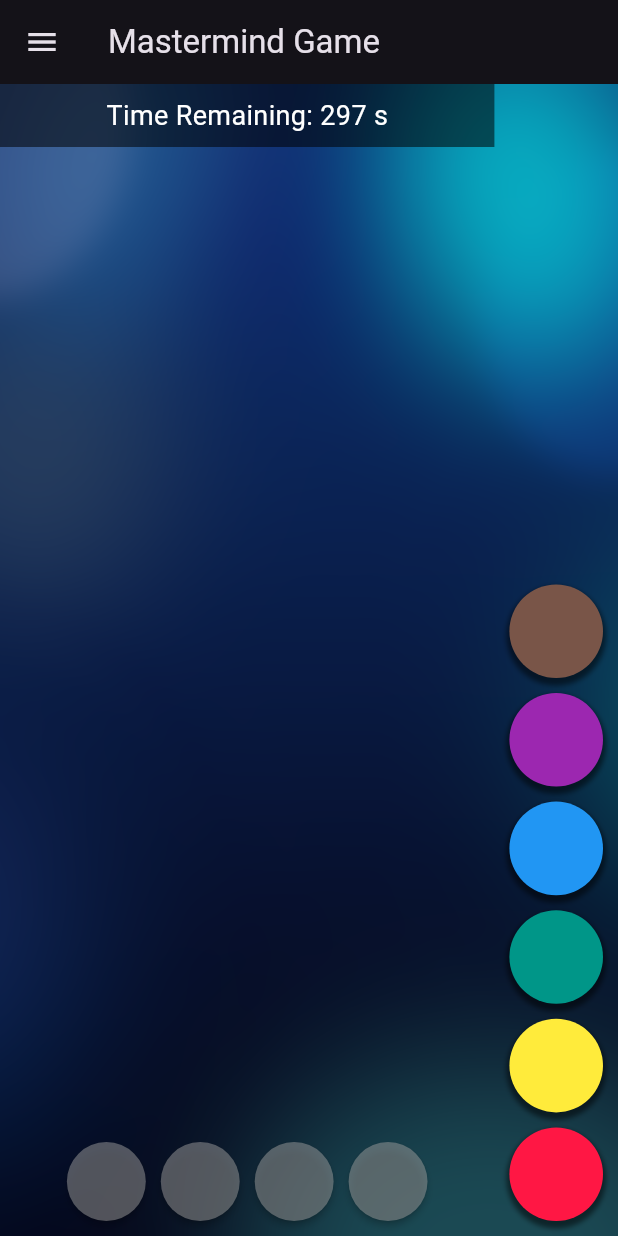
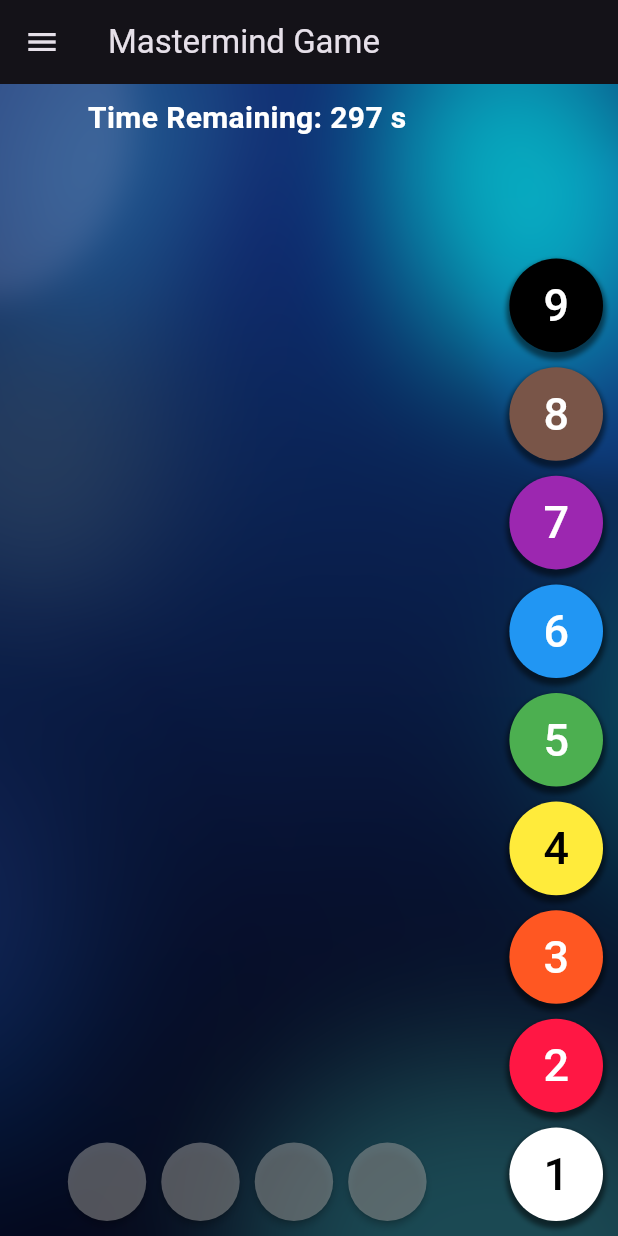
Before and after one commit to brubin25/mastermind-game, a Flutter app: the screen it shows once a user with an empty profile is signed in, on a phone screen of 412 x 824 dp. Run offline on Flutter 3.47's test engine with Material 3 defaults, Android fonts, the light colour scheme and no system bars; our stand-ins replace cloud_firestore, firebase_auth, firebase_core, google_sign_in; accounts and stored records are empty.

Commit message:
add feature: history records
add feature: history records for the current login user

```diff
--- a/lib/main.dart
+++ b/lib/main.dart
@@ -5,6 +5,7 @@ import 'package:firebase_auth/firebase_auth.dart';
 import 'firebase_options.dart';
 import 'ui/screen/login_screen.dart';
 import 'ui/screen/game.dart';
+import 'ui/screen/record_screen.dart';
 
 void main() async {
   WidgetsFlutterBinding.ensureInitialized();
@@ -66,18 +67,31 @@ class MainScaffold extends StatelessWidget {
               ),
             ),
             ListTile(
+              leading: const Icon(Icons.home),
               title: const Text('Home'),
               onTap: () {
                 Navigator.pop(context);
               },
             ),
             ListTile(
+              leading: const Icon(Icons.history),
+              title: const Text('My History'),
+              onTap: () {
+                Navigator.pop(context);
+                Navigator.of(context).push(
+                  MaterialPageRoute(builder: (context) => const RecordScreen()),
+                );
+              },
+            ),
+            ListTile(
+              leading: const Icon(Icons.settings),
               title: const Text('Settings'),
               onTap: () {
                 Navigator.pop(context);
               },
             ),
             ListTile(
+              leading: const Icon(Icons.logout),
               title: const Text('Logout'),
               onTap: () async {
                 Navigator.of(context).pop();
--- a/lib/models/game.dart
+++ b/lib/models/game.dart
@@ -3,13 +3,15 @@ import 'package:flutter/material.dart';
 enum GameState { playing, win, lose }
 
 List<Color> colors = [
-  // Colors.red,
+  Colors.white,
   Colors.redAccent[400]!,
+  Colors.deepOrange,
   Colors.yellow,
-  Colors.teal,
+  Colors.green,
   Colors.blue,
   Colors.purple,
   Colors.brown,
+  Colors.black,
 ];
 
 class KeyInputType {
--- a/lib/ui/screen/components/key_input.dart
+++ b/lib/ui/screen/components/key_input.dart
@@ -49,11 +49,19 @@ class ElementButton extends StatelessWidget {
 
   @override
   Widget build(BuildContext context) {
+    // text color based on background brightness
+    final bgColor = colors[int.parse(keyInputType.value) - 1];
+    final textColor =
+        ThemeData.estimateBrightnessForColor(bgColor) == Brightness.dark
+            ? Colors.white
+            : Colors.black;
+
     return Container(
-      width: 100,
-      height: 100,
+      width: 100.0,
+      height: 100.0,
       decoration: BoxDecoration(
         shape: BoxShape.circle,
+        color: bgColor,
         boxShadow: [
           BoxShadow(
             color: Colors.black.withOpacity(0.5),
@@ -62,7 +70,15 @@ class ElementButton extends StatelessWidget {
             offset: const Offset(0, 3),
           ),
         ],
-        color: colors[int.parse(keyInputType.value) - 1],
+      ),
+      alignment: Alignment.center,
+      child: Text(
+        keyInputType.value,
+        style: TextStyle(
+          color: textColor,
+          fontSize: 100 * 0.3,
+          // fontWeight: FontWeight.bold,
+        ),
       ),
     );
   }
--- a/lib/ui/screen/game.dart
+++ b/lib/ui/screen/game.dart
@@ -43,7 +43,7 @@ class _GameScreenState extends State<GameScreen> {
   void initState() {
     super.initState();
 
-    buttons = createKeyInputTypeList(6);
+    buttons = createKeyInputTypeList(9);
     secretCodeLength = 4;
     _startNewGame();
   }
@@ -97,12 +97,16 @@ class _GameScreenState extends State<GameScreen> {
           // timer ui
           Container(
             padding: const EdgeInsets.symmetric(vertical: 8.0),
-            color: Colors.black54,
+            color: Colors.transparent,
             width: double.infinity,
             child: Center(
               child: Text(
                 'Time Remaining: $_timeRemainingSec s',
-                style: const TextStyle(color: Colors.white, fontSize: 18),
+                style: const TextStyle(
+                  color: Colors.white,
+                  fontSize: 20,
+                  fontWeight: FontWeight.bold,
+                ),
               ),
             ),
           ),
```
Also changed, not shown: lib/ui/screen/record_screen.dart (added, +146 -0 lines).
